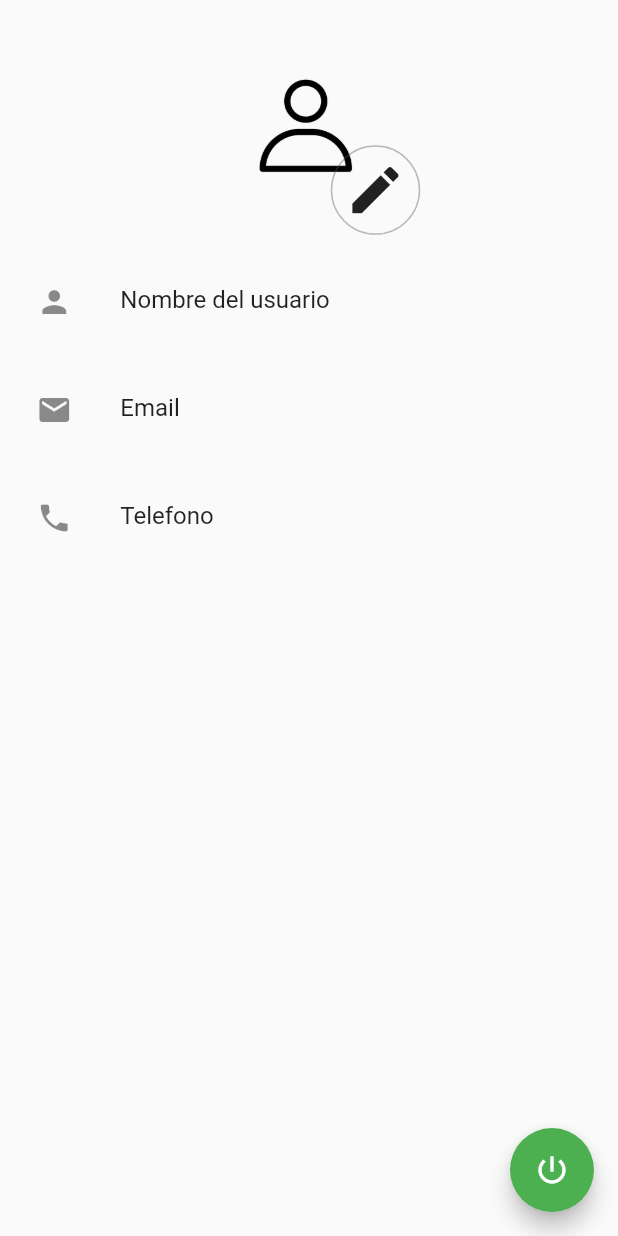
After one commit to AlonsoIbarra/Flutter-App-Chat, a Flutter app: the ProfileTab screen opened directly, on a phone screen of 412 x 824 dp. The commit adds this screen. Run offline on Flutter 3.47's test engine with Material 2 defaults, Android fonts, the phone set to English and light mode, and no system bars; our stand-ins replace dio, flutter_easyloading, freezed_annotation, get, get_storage, image_picker and 1 more; missing offline and left inert: mime_type; accounts and stored records are empty; generated files the repository leaves out were written again.

Commit message:
Create profile update ui

```diff
--- a/flutter_chat/lib/src/ui/home/home_page.dart
+++ b/flutter_chat/lib/src/ui/home/home_page.dart
@@ -1,7 +1,7 @@
 import 'package:flutter/material.dart';
 import 'package:flutter_chat/src/ui/home/widgets/app_navigation_bar.dart';
 import 'package:flutter_chat/src/ui/home/widgets/tabs/chats/chats_tab.dart';
-import 'package:flutter_chat/src/ui/home/widgets/tabs/profile/profile_tab.dart';
+import 'package:flutter_chat/src/ui/home/widgets/tabs/profile/view/profile_tab.dart';
 import 'package:flutter_chat/src/ui/home/widgets/tabs/users/users_tab.dart';
 import 'package:get/get.dart';
 
--- /dev/null
+++ b/flutter_chat/lib/src/ui/home/widgets/tabs/profile/view/profile_tab.dart
@@ -0,0 +1,83 @@
+import 'package:flutter/material.dart';
+import 'package:flutter_chat/src/config/routes/routes.dart';
+import 'package:flutter_chat/src/config/utils/app_colors.dart';
+import 'package:get/get.dart';
+import 'package:sizer/sizer.dart';
+
+import 'profile_controller.dart';
+import 'widgets/circle_image_user.dart';
+
+class ProfileTab extends StatelessWidget {
+  ProfileTab({Key? key, ProfileController? profileController})
+      : profileController = profileController ?? ProfileController();
+  final ProfileController profileController;
+
+  @override
+  Widget build(BuildContext context) {
+    return Scaffold(
+      floatingActionButton: FloatingActionButton(
+        onPressed: () => profileController.signOut(),
+        backgroundColor: AppColors.secondaryButtonBackgroundColor,
+        child: const Icon(Icons.power_settings_new),
+      ),
+      body: SafeArea(
+        child: Padding(
+          padding: EdgeInsets.all(2.w),
+          child: Center(
+            child: Obx(
+              () => Column(
+                mainAxisAlignment: MainAxisAlignment.start,
+                children: [
+                  SizedBox(
+                    height: 20.h,
+                    child: Stack(children: [
+                      CircleImageUser(
+                        profileUserImage:
+                            profileController.user.value.image ?? '',
+                      ),
+                      Positioned(
+                        bottom: 2.h,
+                        right: 2.w,
+                        child: Container(
+                          padding: EdgeInsets.all(2.w),
+                          decoration: BoxDecoration(
+                            border: Border.all(
+                              color: AppColors.primaryOpacityColor!,
+                            ),
+                            shape: BoxShape.circle,
+                          ),
+                          child: InkWell(
+                            onTap: () => Get.toNamed(Routes.editProfile),
+                            child: Icon(
+                              Icons.edit,
+                              size: 10.w,
+                            ),
+                          ),
+                        ),
+                      )
+                    ]),
+                  ),
+                  ListTile(
+                    leading: const Icon(Icons.person),
+                    title: const Text('Nombre del usuario'),
+                    subtitle: Text(profileController.user.value.name),
+                  ),
+                  ListTile(
+                    leading: const Icon(Icons.email),
+                    title: const Text('Email'),
+                    subtitle: Text(profileController.user.value.email),
+                  ),
+                  ListTile(
+                    leading: const Icon(Icons.phone),
+                    title: const Text('Telefono'),
+                    subtitle: Text(profileController.user.value.phone),
+                  ),
+                ],
+              ),
+            ),
+          ),
+        ),
+      ),
+    );
+  }
+}
```
Also changed, not shown: flutter_chat/lib/src/ui/home/widgets/tabs/profile/edit/widgets/edit_profile_form.dart (added, +182 -0 lines).
